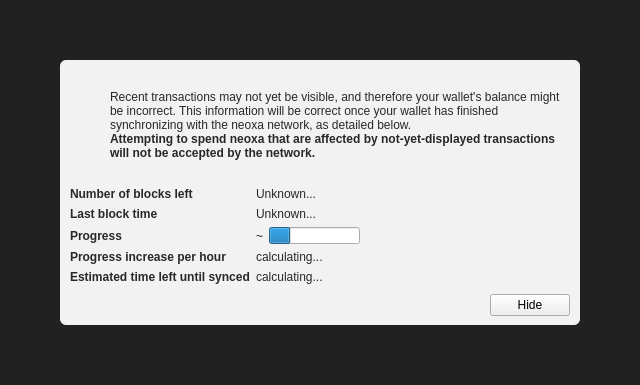
Before: the Qt Designer form src/qt/forms/modaloverlay.ui in NoobDev0001/CEPHALON, drawn with Qt 5.
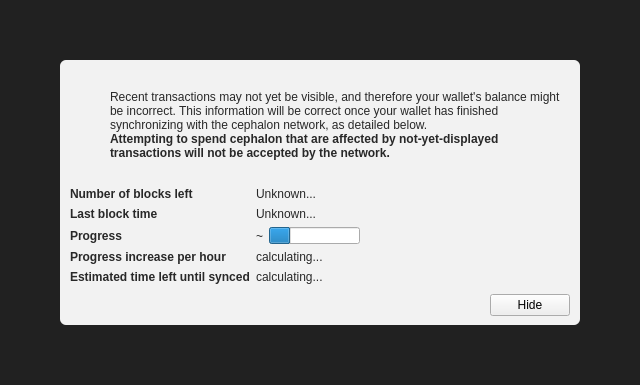
After: the same form once the commit is applied. Icons and pictures are not drawn. Custom widgets are drawn as their Qt base class.

The edit to the form file:
```diff
--- a/src/qt/forms/modaloverlay.ui
+++ b/src/qt/forms/modaloverlay.ui
@@ -130,7 +130,7 @@
              <item>
               <widget class="QLabel" name="infoText">
                <property name="text">
-                <string>Recent transactions may not yet be visible, and therefore your wallet's balance might be incorrect. This information will be correct once your wallet has finished synchronizing with the neoxa network, as detailed below.</string>
+                <string>Recent transactions may not yet be visible, and therefore your wallet's balance might be incorrect. This information will be correct once your wallet has finished synchronizing with the cephalon network, as detailed below.</string>
                </property>
                <property name="textFormat">
                 <enum>Qt::RichText</enum>
@@ -149,7 +149,7 @@
                 </font>
                </property>
                <property name="text">
-                <string>Attempting to spend neoxa that are affected by not-yet-displayed transactions will not be accepted by the network.</string>
+                <string>Attempting to spend cephalon that are affected by not-yet-displayed transactions will not be accepted by the network.</string>
                </property>
                <property name="textFormat">
                 <enum>Qt::RichText</enum>
```
